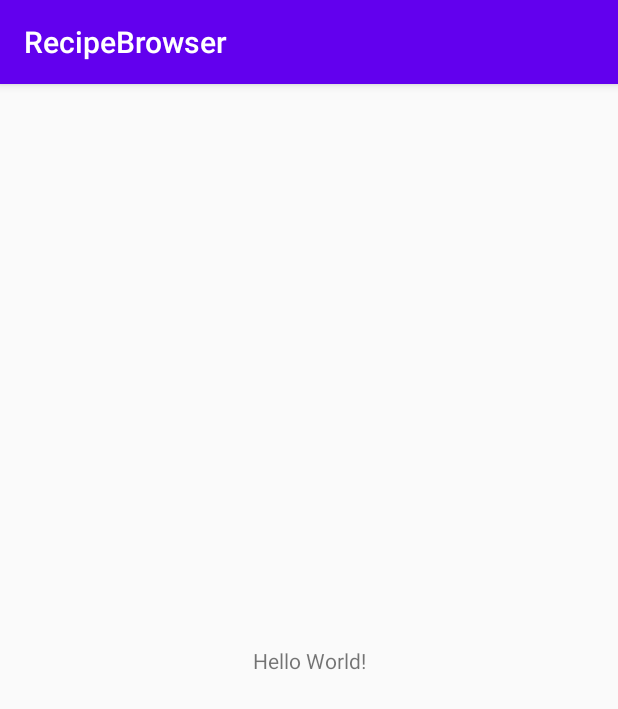
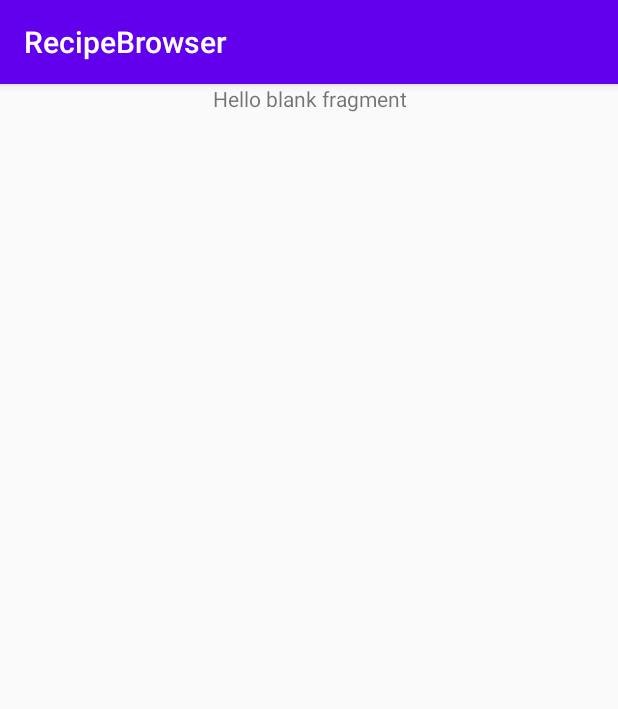
Before and after one commit to szczys/RecipeBrowser, an Android app: the screen it shows after launch (MainActivity), on a phone screen of 412 x 824 dp. Shown: the top 709 px of the screen. Run offline under Robolectric (Android 15) with nearby library versions, the phone set to English and light mode, and no system bars.

Commit message:
Setup first fragment

```diff
--- a/app/build.gradle
+++ b/app/build.gradle
@@ -5,7 +5,9 @@ apply plugin: 'kotlin-android-extensions'
 android {
     compileSdkVersion 30
     buildToolsVersion "30.0.0"
-
+    buildFeatures {
+        dataBinding = true
+    }
     defaultConfig {
         applicationId "com.jumptuck.recipebrowser"
         minSdkVersion 19
@@ -30,6 +32,7 @@ dependencies {
     implementation 'androidx.core:core-ktx:1.3.0'
     implementation 'androidx.appcompat:appcompat:1.1.0'
     implementation 'androidx.constraintlayout:constraintlayout:1.1.3'
+    implementation 'androidx.legacy:legacy-support-v4:1.0.0'
     testImplementation 'junit:junit:4.12'
     androidTestImplementation 'androidx.test.ext:junit:1.1.1'
     androidTestImplementation 'androidx.test.espresso:espresso-core:3.2.0'
--- /dev/null
+++ b/app/src/main/java/com/jumptuck/recipebrowser/RecipeList.kt
@@ -0,0 +1,22 @@
+package com.jumptuck.recipebrowser
+
+import android.os.Bundle
+import androidx.fragment.app.Fragment
+import android.view.LayoutInflater
+import android.view.View
+import android.view.ViewGroup
+
+/**
+ * A simple [Fragment] subclass.
+ * Use the [RecipeList.newInstance] factory method to
+ * create an instance of this fragment.
+ */
+class RecipeList : Fragment() {
+    override fun onCreateView(
+        inflater: LayoutInflater, container: ViewGroup?,
+        savedInstanceState: Bundle?
+    ): View? {
+        // Inflate the layout for this fragment
+        return inflater.inflate(R.layout.fragment_recipe_list, container, false)
+    }
+}
--- a/app/src/main/res/layout/activity_main.xml
+++ b/app/src/main/res/layout/activity_main.xml
@@ -1,18 +1,15 @@
 <?xml version="1.0" encoding="utf-8"?>
-<androidx.constraintlayout.widget.ConstraintLayout xmlns:android="http://schemas.android.com/apk/res/android"
+<LinearLayout xmlns:android="http://schemas.android.com/apk/res/android"
     xmlns:app="http://schemas.android.com/apk/res-auto"
     xmlns:tools="http://schemas.android.com/tools"
     android:layout_width="match_parent"
     android:layout_height="match_parent"
     tools:context=".MainActivity">
 
-    <TextView
-        android:layout_width="wrap_content"
-        android:layout_height="wrap_content"
-        android:text="Hello World!"
-        app:layout_constraintBottom_toBottomOf="parent"
-        app:layout_constraintLeft_toLeftOf="parent"
-        app:layout_constraintRight_toRightOf="parent"
-        app:layout_constraintTop_toTopOf="parent" />
+    <fragment
+        android:layout_width="match_parent"
+        android:layout_height="match_parent"
+        android:name="com.jumptuck.recipebrowser.RecipeList"
+        android:id="@+id/main_activity_fragment" />
 
-</androidx.constraintlayout.widget.ConstraintLayout>
+</LinearLayout>
--- /dev/null
+++ b/app/src/main/res/layout/fragment_recipe_list.xml
@@ -0,0 +1,16 @@
+<?xml version="1.0" encoding="utf-8"?>
+<FrameLayout xmlns:android="http://schemas.android.com/apk/res/android"
+    xmlns:tools="http://schemas.android.com/tools"
+    android:layout_width="match_parent"
+    android:layout_height="match_parent"
+    tools:context=".RecipeList">
+
+    <!-- TODO: Update blank fragment layout -->
+    <TextView
+        android:layout_width="match_parent"
+        android:layout_height="match_parent"
+        android:text="@string/hello_blank_fragment"
+        android:textAlignment="center"
+        android:layout_gravity="center_vertical" />
+
+</FrameLayout>
--- a/app/src/main/res/values/strings.xml
+++ b/app/src/main/res/values/strings.xml
@@ -1,3 +1,5 @@
 <resources>
     <string name="app_name">RecipeBrowser</string>
+    <!-- TODO: Remove or change this placeholder text -->
+    <string name="hello_blank_fragment">Hello blank fragment</string>
 </resources>
```
